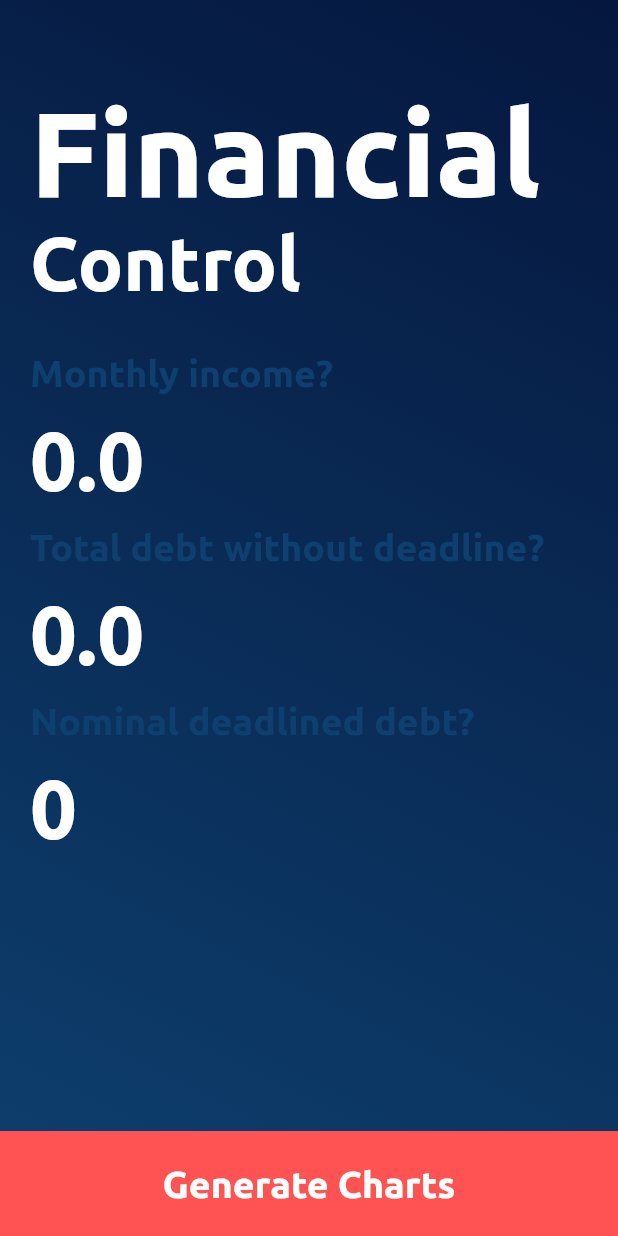
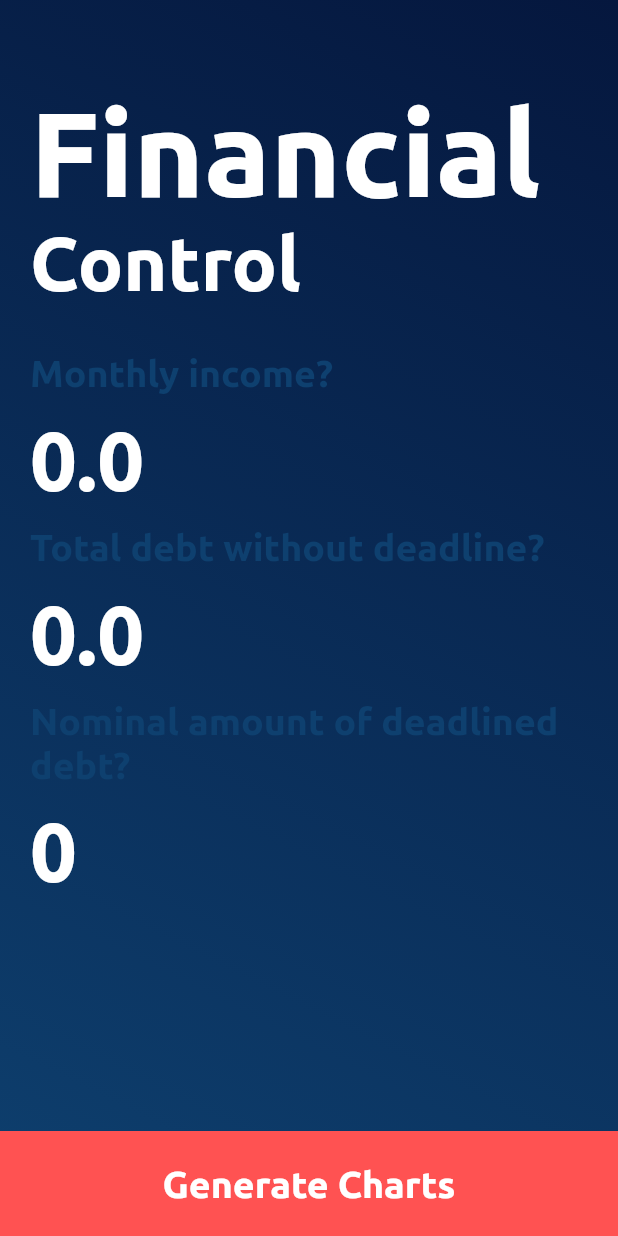
Before and after one commit to alkimo/finControl, a Flutter app: the screen it shows after launch, on a phone screen of 412 x 824 dp. Run offline on Flutter 3.47's test engine with Material 2 defaults, Android fonts, the phone set to English and light mode, and no system bars; our stand-ins replace flutter_keyboard_visibility; missing offline and left inert: hexagon.

Commit message:
Good Enough Aesthetic For First Page

```diff
--- a/lib/constants/sizes.dart
+++ b/lib/constants/sizes.dart
@@ -6,5 +6,5 @@ abstract class Sizes {
   static const subTitleBigSize = 50.0;
   static const subTitleSmallSize = 30.0;
   static const nominalDebtBigTextSize = 55.0;
-  static const nominalDebtSmallTextSize = 45.0;
+  static const nominalDebtSmallTextSize = 55.0;
 }
--- a/lib/page/intro_page.dart
+++ b/lib/page/intro_page.dart
@@ -47,7 +47,6 @@ class _IntroPageState extends State<IntroPage> {
   @override
   Widget build(BuildContext context) {
     return Scaffold(
-      backgroundColor: Colors.transparent,
       body: IntroPageContainer(
         Column(
           children: [
@@ -63,19 +62,20 @@ class _IntroPageState extends State<IntroPage> {
                   ValueInput(),
                   Question("Total debt without deadline?", questionSize),
                   ValueInput(),
-                  Question("Nominal deadlined debt?", questionSize),
+                  Question("Nominal amount of deadlined debt?", questionSize),
                   NominalDebtInput(nominalDebtController, nominalDebtTextSize),
                 ],
               ),
             ),
-            if (isNominalDebtValid(nominalDebt))
-              DeadlinedDebtInput(nominalDebt),
             Expanded(
               child: Container(
                 height: 0,
               ),
             ),
-            if (keyBoardIsVisible == false && isNominalDebtValid(nominalDebt))
+            if (isNominalDebtValid(nominalDebt))
+              DeadlinedDebtInput(nominalDebt),
+
+            if (keyBoardIsVisible == false)
               BottomButton(),
           ],
         ),
@@ -88,19 +88,19 @@ class _IntroPageState extends State<IntroPage> {
       titleSize = Sizes.titleSmallSize;
       subTitleSize = Sizes.subTitleSmallSize;
       questionSize = Sizes.questionSmallSize;
-      nominalDebtTextSize = Sizes.nominalDebtSmallTextSize;
     } else {
       titleSize = Sizes.titleBigSize;
       subTitleSize = Sizes.subTitleBigSize;
       questionSize = Sizes.questionBigSize;
-      nominalDebtTextSize = Sizes.nominalDebtBigTextSize;
     }
   }
 
   bool isNominalDebtValid(nominalDebtValue) {
+    print(nominalDebtValue);
     if (nominalDebtValue != null &&
         nominalDebtValue != "0" &&
-        nominalDebtValue != "") {
+        nominalDebtValue != "" &&
+        nominalDebtValue != 0) {
       return true;
     } else {
       return false;
```
Also changed, not shown: lib/widget/input/deadlined_debt_input.dart (+23 -15 lines).
